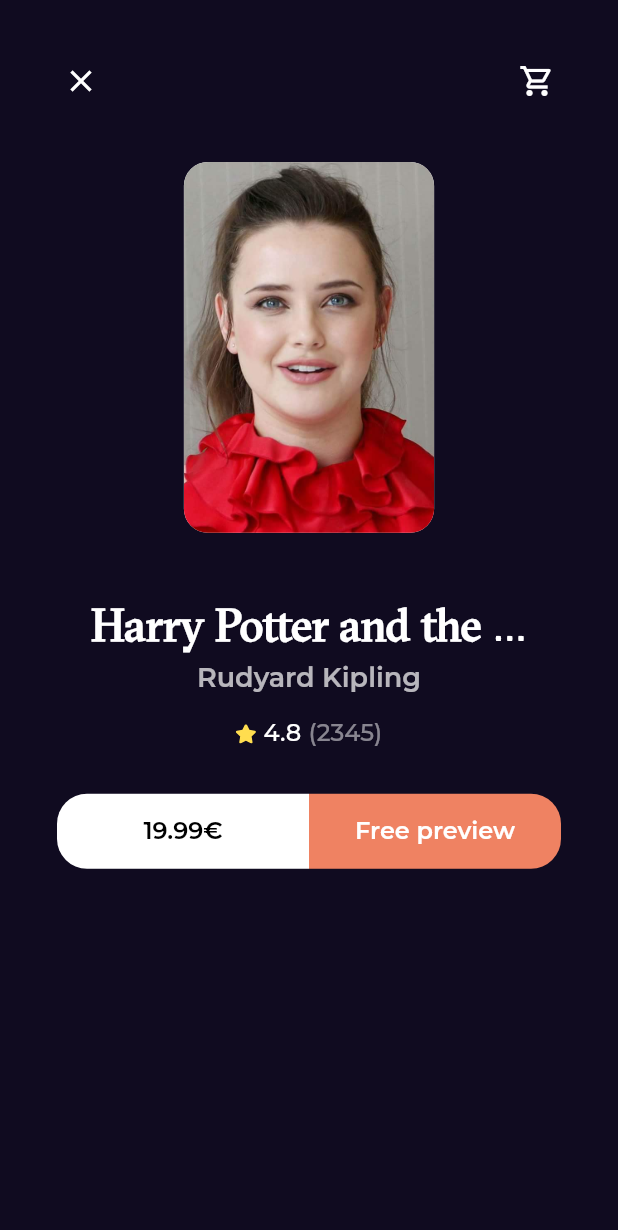
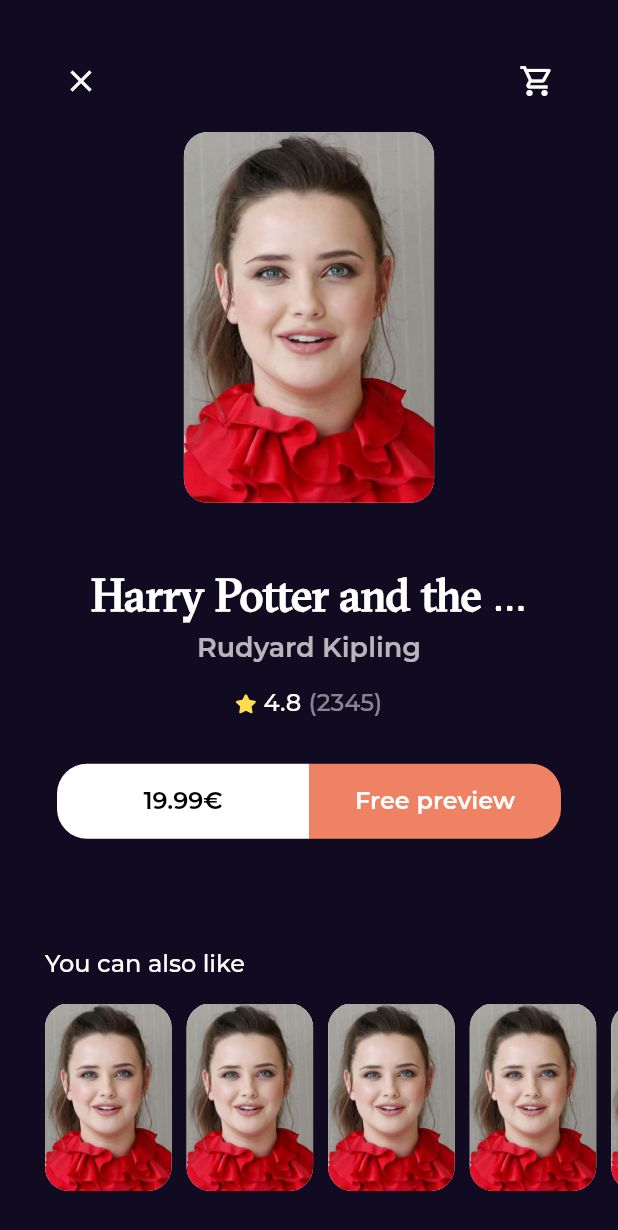
Before and after one commit to AhmedGamalxp/freebook_app, a Flutter app: the HomeDetailesView screen opened by its route, on a phone screen of 412 x 824 dp. Shown: the top 1230 px of the screen. Run offline on Flutter 3.47's test engine with Material 2 defaults, Android fonts, the phone set to English and light mode, and no system bars; our stand-ins replace flutter_svg, go_router, google_fonts.

Commit message:
adding related books section

```diff
--- a/lib/features/home/presentation/views/home_detailes_view.dart
+++ b/lib/features/home/presentation/views/home_detailes_view.dart
@@ -1,9 +1,9 @@
 import 'package:flutter/material.dart';
-import 'package:freebook_app/features/home/presentation/views/widgets/custom_botton.dart';
+import 'package:freebook_app/core/utils/styles.dart';
 import 'package:freebook_app/features/home/presentation/views/widgets/detailes_view_appbar.dart';
-
 import 'widgets/book_detailes.dart';
 import 'widgets/botton_action.dart';
+import 'widgets/related_Books_section.dart';
 
 class HomeDetailesView extends StatelessWidget {
   const HomeDetailesView({super.key});
@@ -19,6 +19,8 @@ class HomeDetailesView extends StatelessWidget {
             height: 30,
           ),
           BottonAction(),
+          Spacer(),
+          RelatedBooksSection(),
         ],
       ),
     );
--- a/lib/features/home/presentation/views/widgets/detailes_view_appbar.dart
+++ b/lib/features/home/presentation/views/widgets/detailes_view_appbar.dart
@@ -7,7 +7,7 @@ class DetailesViewAppBar extends StatelessWidget {
   @override
   Widget build(BuildContext context) {
     return Padding(
-      padding: const EdgeInsets.only(left: 30, right: 30, top: 30, bottom: 30),
+      padding: const EdgeInsets.only(left: 30, right: 30, top: 30, bottom: 10),
       child: Row(
         mainAxisAlignment: MainAxisAlignment.spaceBetween,
         children: [
--- /dev/null
+++ b/lib/features/home/presentation/views/widgets/related_Books_section.dart
@@ -0,0 +1,31 @@
+import 'package:flutter/material.dart';
+import 'package:freebook_app/core/utils/styles.dart';
+
+import 'related_books_listview.dart';
+
+class RelatedBooksSection extends StatelessWidget {
+  const RelatedBooksSection({super.key});
+
+  @override
+  Widget build(BuildContext context) {
+    return const Column(
+      crossAxisAlignment: CrossAxisAlignment.start,
+      children: [
+        Padding(
+          padding: EdgeInsets.only(left: 30),
+          child: Text(
+            'You can also like',
+            style: Styles.textstyle16,
+          ),
+        ),
+        SizedBox(
+          height: 16,
+        ),
+        RelatedBooksListView(),
+        SizedBox(
+          height: 30,
+        ),
+      ],
+    );
+  }
+}
--- /dev/null
+++ b/lib/features/home/presentation/views/widgets/related_books_listview.dart
@@ -0,0 +1,40 @@
+import 'package:flutter/material.dart';
+import 'package:freebook_app/core/utils/assets.dart';
+
+class RelatedBooksListView extends StatelessWidget {
+  const RelatedBooksListView({super.key});
+
+  @override
+  Widget build(BuildContext context) {
+    return SizedBox(
+      height: 125,
+      child: ListView.separated(
+          padding: EdgeInsets.only(left: 30),
+          scrollDirection: Axis.horizontal,
+          itemBuilder: (context, index) {
+            return SizedBox(
+              height: 125,
+              child: AspectRatio(
+                aspectRatio: 2.7 / 4,
+                child: Container(
+                  clipBehavior: Clip.antiAlias,
+                  decoration: BoxDecoration(
+                      borderRadius: BorderRadius.circular(16),
+                      color: Colors.white),
+                  child: Image.asset(
+                    AssetsData.test,
+                    fit: BoxFit.cover,
+                  ),
+                ),
+              ),
+            );
+          },
+          separatorBuilder: (context, index) {
+            return const SizedBox(
+              width: 10,
+            );
+          },
+          itemCount: 10),
+    );
+  }
+}
```
